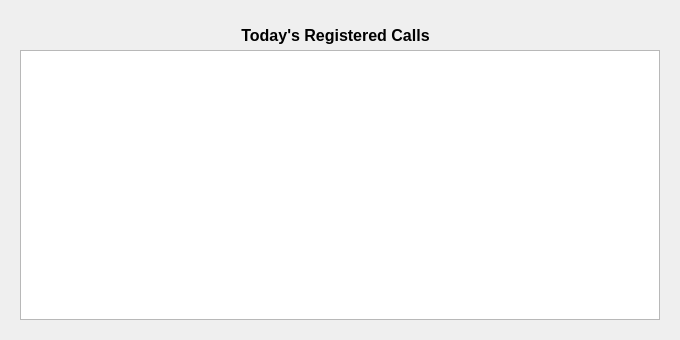
brookiestein/CallsCounter, file calldetails.ui: the form before one commit.
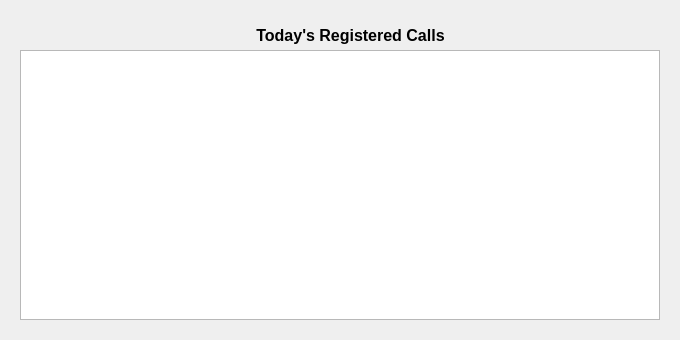
The form after the commit.

```diff
--- a/calldetails.ui
+++ b/calldetails.ui
@@ -32,9 +32,9 @@
   <widget class="QLabel" name="label">
    <property name="geometry">
     <rect>
-     <x>240</x>
+     <x>210</x>
      <y>20</y>
-     <width>191</width>
+     <width>281</width>
      <height>31</height>
     </rect>
    </property>
```
